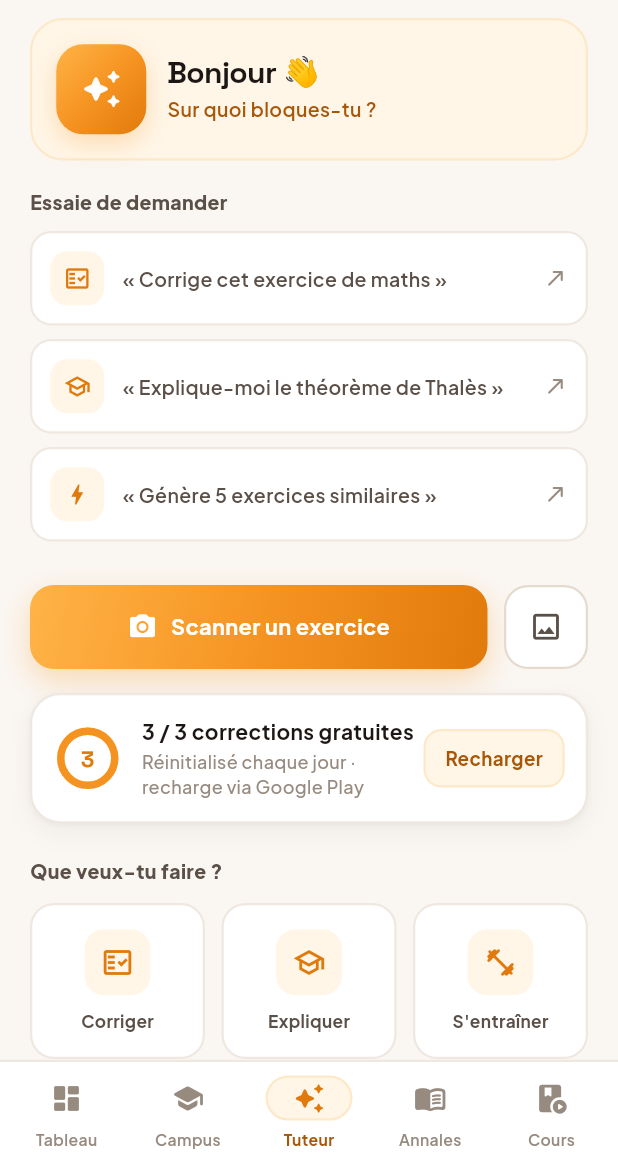
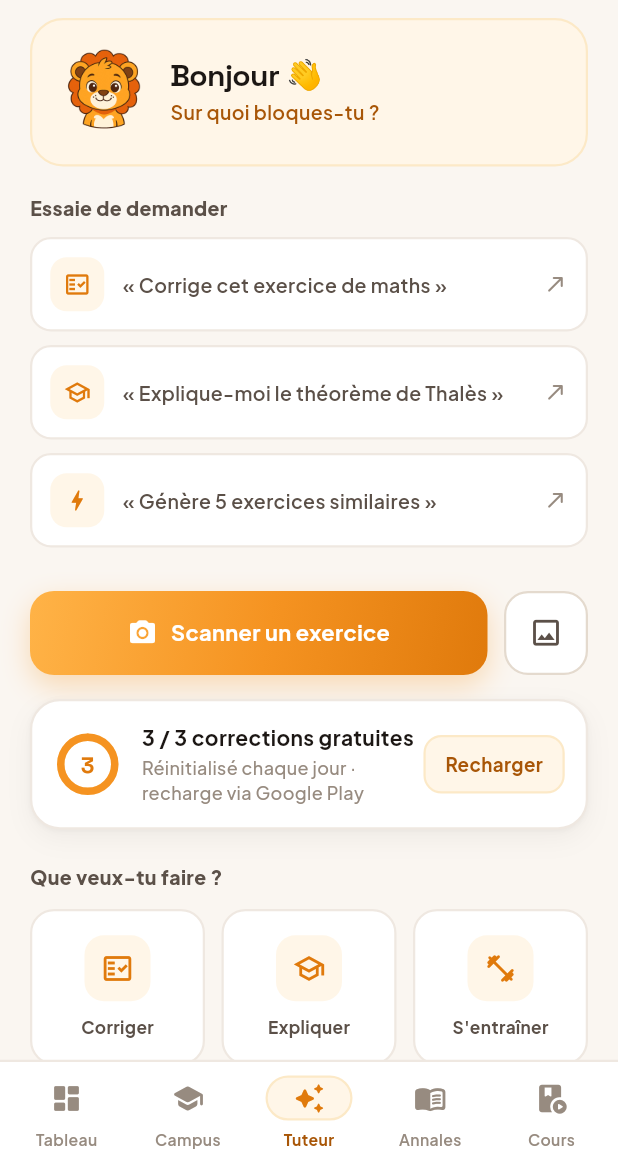
Before and after one commit to ludagg/onbuch-v2, a Flutter app: the TutorHubScreen screen opened by its route, on a phone screen of 412 x 824 dp, the part 72-1236 px from its top. Run offline on Flutter 3.47's test engine with Material 3 defaults, Android fonts, the phone set to English and light mode, and no system bars; our stand-ins replace appwrite, camera, file_picker, firebase_core, firebase_messaging, fl_chart and 8 more; missing offline and left inert: gpt_markdown; accounts and stored records are empty; network calls fail.

Commit message:
Mascotte Léa (lion) animée + avatar dans la conversation
- Ajout de l'asset assets/images/lea.png (réduit à 512px, ~190 Ko).
- Widget LeaMascot : mascotte animée (flottement + respiration + léger
  balancement), jamais figée, réutilisable.
- Page Tuteur : la mascotte animée remplace le placeholder dans l'accueil.
- Conversation : avatar Léa (lion) + label « Léa · Tuteur OnBuch ».

```diff
--- a/lib/screens/tutor/tutor_correction_screen.dart
+++ b/lib/screens/tutor/tutor_correction_screen.dart
@@ -262,10 +262,9 @@ class _TutorCorrectionScreenState extends State<TutorCorrectionScreen> {
         alignment: Alignment.centerLeft,
         child: Column(crossAxisAlignment: CrossAxisAlignment.start, children: [
           Row(children: [
-            Container(width: 26, height: 26, decoration: BoxDecoration(gradient: OC.grad, shape: BoxShape.circle),
-                child: const Icon(Icons.auto_awesome_rounded, color: Colors.white, size: 14)),
+            SizedBox(width: 26, height: 26, child: Image.asset('assets/images/lea.png', fit: BoxFit.contain)),
             const SizedBox(width: 7),
-            Text('Tuteur OnBuch', style: body(12, weight: FontWeight.w700, color: OC.ink2)),
+            Text('Léa · Tuteur OnBuch', style: body(12, weight: FontWeight.w700, color: OC.ink2)),
           ]),
           const SizedBox(height: 7),
           Container(
--- a/lib/screens/tutor/tutor_hub_screen.dart
+++ b/lib/screens/tutor/tutor_hub_screen.dart
@@ -8,6 +8,7 @@ import '../../services/tutor_service.dart';
 import '../../services/auth_service.dart';
 import '../../services/database_service.dart';
 import '../../widgets/paywall_sheet.dart';
+import '../../widgets/lea_mascot.dart';
 
 /// Page principale du Tuteur « Léa » — direction « tableau de bord » (option C)
 /// modernisée avec l'accueil conversationnel (option A) : en-tête de marque,
@@ -207,17 +208,12 @@ class _TutorHubScreenState extends State<TutorHubScreen> {
         border: Border.all(color: OC.o100, width: 1.5),
       ),
       child: Row(children: [
-        // Mascotte (placeholder — à remplacer par l'illustration de Léa).
-        Container(
-          width: 60, height: 60,
-          decoration: BoxDecoration(
-            gradient: OC.grad,
-            borderRadius: BorderRadius.circular(18),
-            boxShadow: [BoxShadow(color: OC.o500.withValues(alpha: 0.28), blurRadius: 14, offset: const Offset(0, 6))],
-          ),
-          child: const Icon(Icons.auto_awesome_rounded, color: Colors.white, size: 28),
+        // Mascotte Léa, animée (jamais figée).
+        const SizedBox(
+          width: 64, height: 64,
+          child: Center(child: LeaMascot(size: 64)),
         ),
-        const SizedBox(width: 14),
+        const SizedBox(width: 12),
         Expanded(child: Column(crossAxisAlignment: CrossAxisAlignment.start, children: [
           Text(hello, style: display(20, weight: FontWeight.w700)),
           const SizedBox(height: 4),
--- /dev/null
+++ b/lib/widgets/lea_mascot.dart
@@ -0,0 +1,57 @@
+import 'package:flutter/material.dart';
+
+/// Léa, la mascotte OnBuch (petit lion). Affichée **animée** (léger flottement
+/// + respiration) pour la rendre vivante, jamais figée. Image transparente
+/// réutilisable partout.
+class LeaMascot extends StatefulWidget {
+  final double size;
+
+  /// Décalage de phase pour désynchroniser plusieurs mascottes à l'écran.
+  final double phase;
+  const LeaMascot({super.key, this.size = 64, this.phase = 0});
+
+  @override
+  State<LeaMascot> createState() => _LeaMascotState();
+}
+
+class _LeaMascotState extends State<LeaMascot> with SingleTickerProviderStateMixin {
+  late final AnimationController _c = AnimationController(
+    vsync: this,
+    duration: const Duration(milliseconds: 2800),
+  )..repeat(reverse: true);
+
+  @override
+  void dispose() {
+    _c.dispose();
+    super.dispose();
+  }
+
+  @override
+  Widget build(BuildContext context) {
+    return AnimatedBuilder(
+      animation: _c,
+      builder: (context, child) {
+        // Valeur 0→1→0 douce, décalée par `phase`.
+        final raw = (_c.value + widget.phase) % 1.0;
+        final t = Curves.easeInOut.transform(raw <= 0.5 ? raw * 2 : (1 - raw) * 2);
+        final dy = -widget.size * 0.05 * t; // flottement vertical
+        final scale = 1 + 0.03 * t; // respiration
+        final tilt = (t - 0.5) * 0.04; // léger balancement
+        return Transform.translate(
+          offset: Offset(0, dy),
+          child: Transform.rotate(
+            angle: tilt,
+            child: Transform.scale(scale: scale, child: child),
+          ),
+        );
+      },
+      child: Image.asset(
+        'assets/images/lea.png',
+        width: widget.size,
+        height: widget.size,
+        fit: BoxFit.contain,
+        filterQuality: FilterQuality.medium,
+      ),
+    );
+  }
+}
```
Also changed, not shown: assets/images/lea.png (added).
